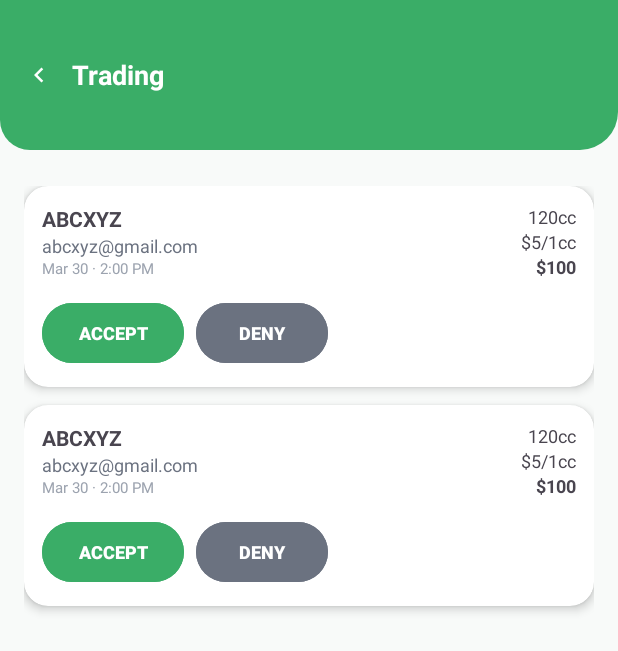
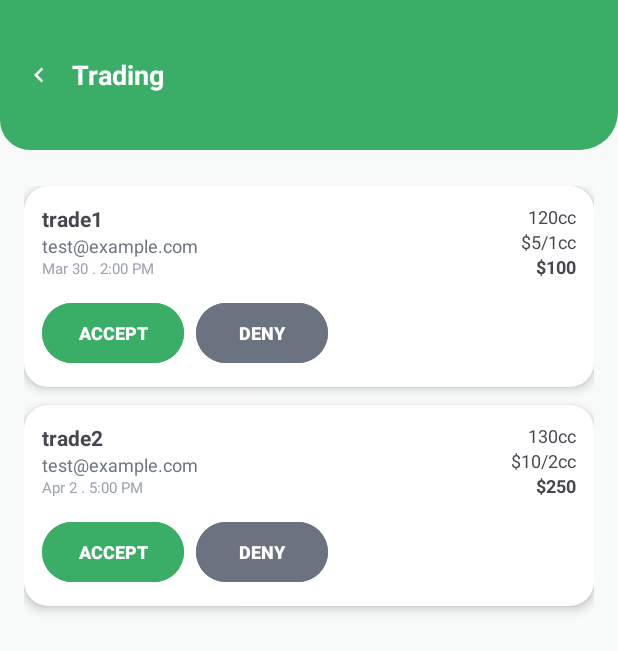
Before and after one commit to muhammadali-b/software_engineering_project, an Android app: the EmployerTradingActivity screen opened directly, with no data from a screen before it, on a phone screen of 412 x 824 dp. Shown: the top 651 px of the screen. Run offline under Robolectric (Android 15) with nearby library versions, the phone set to English and light mode, and no system bars.

Commit message:
Doing updates

```diff
--- a/Android/app/src/main/java/com/example/carbotrackphoneapplication/EmployerTradingActivity.java
+++ b/Android/app/src/main/java/com/example/carbotrackphoneapplication/EmployerTradingActivity.java
@@ -1,3 +1,4 @@
+// Here is the java code for the employer trading page.
 package com.example.carbotrackphoneapplication;
 
 import android.os.Bundle;
@@ -22,16 +23,17 @@ public class EmployerTradingActivity extends AppCompatActivity {
         ImageView backArrow = findViewById(R.id.back_button);
         backArrow.setOnClickListener(v -> finish());
 
-        loadTradeCards();
+        loadTrades();
     }
 
-    private void loadTradeCards() {
+    private void loadTrades() {
         String[][] trades = {
-                {"ABCXYZ", "abcxyz@gmail.com", "Mar 30 · 2:00 PM", "120cc", "$5/1cc", "$100"},
-                {"ABCXYZ", "abcxyz@gmail.com", "Mar 30 · 2:00 PM", "120cc", "$5/1cc", "$100"}
+                {"trade1", "test@example.com", "Mar 30 . 2:00 PM", "120cc", "$5/1cc", "$100"},
+                {"trade2", "test@example.com", "Apr 2 . 5:00 PM", "130cc", "$10/2cc", "$250"}
         };
 
-        for (String[] trade : trades) {
+        for (String[] trade : trades)
+        {
             View card = LayoutInflater.from(this).inflate(R.layout.item_trade_card, tradeContainer, false);
 
             ((TextView) card.findViewById(R.id.name)).setText(trade[0]);
@@ -42,6 +44,8 @@ public class EmployerTradingActivity extends AppCompatActivity {
             ((TextView) card.findViewById(R.id.amount)).setText(trade[5]);
 
             tradeContainer.addView(card);
+
         }
     }
+
 }
```
